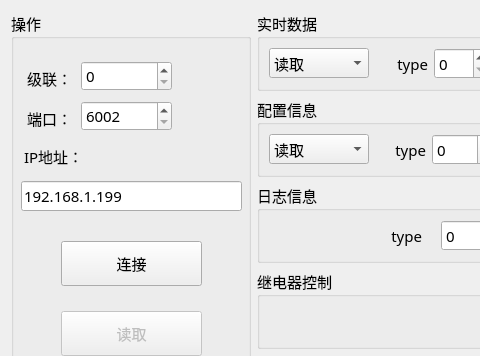
Old version of the form rpc_debug/home/home_mainwid.ui in the repository ChinaClever/MPro-Tools; both pictures show x 0 to 480 and y 0 to 356 of the 1110 by 616 pixel window.
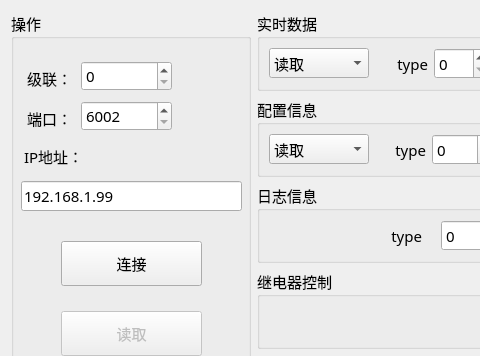
New version of the form.

The edit to the form file:
```diff
--- a/rpc_debug/home/home_mainwid.ui
+++ b/rpc_debug/home/home_mainwid.ui
@@ -89,7 +89,7 @@
        </rect>
       </property>
       <property name="text">
-       <string>192.168.1.199</string>
+       <string>192.168.1.99</string>
       </property>
      </widget>
      <widget class="QPushButton" name="connectBtn">
```
